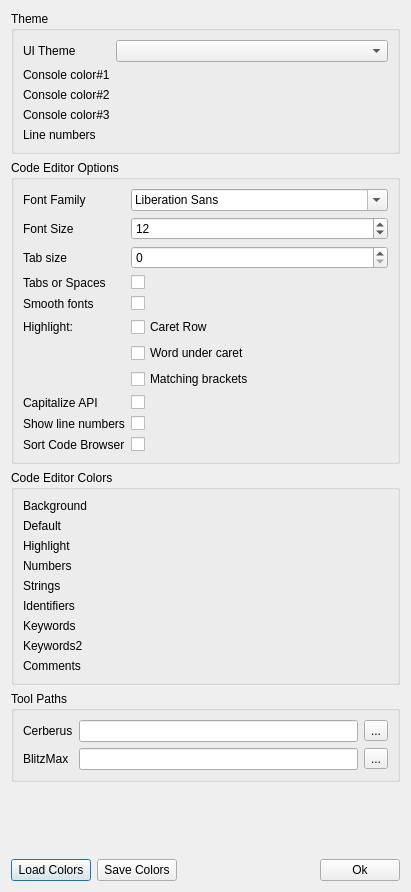
Before: the Qt Designer form src/ted/prefsdialog.ui in PhilMoe/cerberus, drawn with Qt 5.
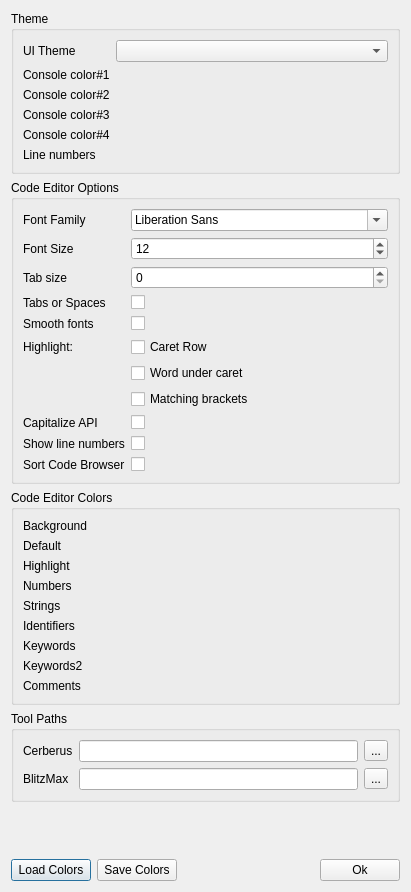
After: the same form once the commit is applied. Custom widgets are drawn as their Qt base class.

Commit message:
Added 4th console color
Added 4th console color

Diff of the .ui file:
```diff
--- a/src/ted/prefsdialog.ui
+++ b/src/ted/prefsdialog.ui
@@ -79,6 +79,16 @@
          <widget class="ColorSwatch" name="console3ColorWidget" native="true"/>
         </item>
         <item row="5" column="0">
+         <widget class="QLabel" name="console4ColorLabel">
+          <property name="text">
+           <string>Console color#4</string>
+          </property>
+         </widget>
+        </item>
+        <item row="5" column="1">
+         <widget class="ColorSwatch" name="console4ColorWidget" native="true"/>
+        </item>
+        <item row="6" column="0">
          <widget class="QLabel" name="lineNumberColorLabel">
           <property name="text">
            <string>Line numbers</string>
@@ -88,7 +98,7 @@
           </property>
          </widget>
         </item>
-        <item row="5" column="1">
+        <item row="6" column="1">
          <widget class="ColorSwatch" name="lineNumberColorWidget" native="true"/>
         </item>
        </layout>
```
Left out of the diff: 58 changed lines with no effect on the pictures. The commit also changes 24 other files.
